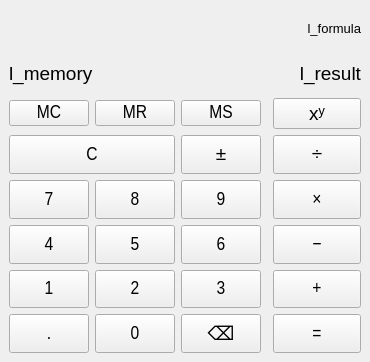
GitMenace67/cpp-calculator, file calculator/mainwindow.ui: the form before one commit.
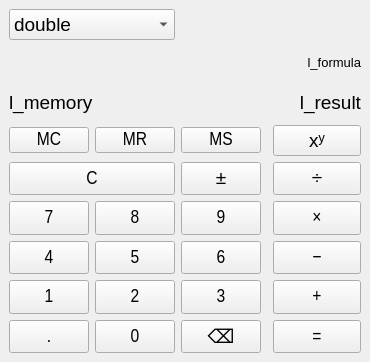
The form after the commit.

Commit message: Changed the operation logic, using lambda functions as callbacks, added controller .h and .cpp as well as enums.h, now supports different data types

```diff
--- a/calculator/mainwindow.ui
+++ b/calculator/mainwindow.ui
@@ -25,52 +25,37 @@
    <string>Калькулятор</string>
   </property>
   <widget class="QWidget" name="centralwidget">
-   <layout class="QGridLayout" name="gridLayout" rowstretch="0,0,0,0,0,0,0,0,0,0" columnstretch="0,2,2,2,0,3">
-    <item row="1" column="1" colspan="5">
-     <layout class="QHBoxLayout" name="horizontalLayout" stretch="0,1">
-      <item>
-       <widget class="QLabel" name="l_memory">
+   <layout class="QGridLayout" name="gridLayout" rowstretch="0,0,0,0,0,0,0,0,0,0,0" columnstretch="0,2,2,2,0,3">
+    <item row="9" column="1">
+     <widget class="QPushButton" name="tb_one">
         <property name="sizePolicy">
          <sizepolicy hsizetype="Preferred" vsizetype="Preferred">
           <horstretch>0</horstretch>
           <verstretch>0</verstretch>
          </sizepolicy>
         </property>
-        <property name="font">
-         <font>
-          <pointsize>14</pointsize>
-         </font>
-        </property>
-        <property name="text">
-         <string>l_memory</string>
-        </property>
-       </widget>
-      </item>
-      <item>
-       <widget class="QLabel" name="l_result">
-        <property name="sizePolicy">
-         <sizepolicy hsizetype="Preferred" vsizetype="Preferred">
-          <horstretch>0</horstretch>
-          <verstretch>0</verstretch>
-         </sizepolicy>
-        </property>
+      <property name="minimumSize">
+       <size>
+        <width>0</width>
+        <height>0</height>
+       </size>
+      </property>
         <property name="font">
          <font>
+        <family>Arial Narrow</family>
           <pointsize>14</pointsize>
          </font>
         </property>
         <property name="text">
-         <string>l_result</string>
-        </property>
-        <property name="alignment">
-         <set>Qt::AlignmentFlag::AlignRight|Qt::AlignmentFlag::AlignTrailing|Qt::AlignmentFlag::AlignVCenter</set>
+       <string>1</string>
+      </property>
+      <property name="shortcut">
+       <string>1</string>
         </property>
        </widget>
       </item>
-     </layout>
-    </item>
-    <item row="5" column="3">
-     <widget class="QPushButton" name="tb_nine">
+    <item row="5" column="1" colspan="2">
+     <widget class="QPushButton" name="tb_reset">
       <property name="sizePolicy">
        <sizepolicy hsizetype="Preferred" vsizetype="Preferred">
         <horstretch>0</horstretch>
@@ -90,227 +75,21 @@
        </font>
       </property>
       <property name="text">
-       <string>9</string>
+       <string>C</string>
       </property>
       <property name="shortcut">
        <string>9</string>
       </property>
      </widget>
     </item>
-    <item row="2" column="3">
-     <widget class="QPushButton" name="tb_ms">
-      <property name="minimumSize">
-       <size>
-        <width>0</width>
-        <height>0</height>
-       </size>
-      </property>
-      <property name="font">
-       <font>
-        <family>Arial Narrow</family>
-        <pointsize>14</pointsize>
-       </font>
-      </property>
-      <property name="text">
-       <string>MS</string>
-      </property>
-     </widget>
-    </item>
-    <item row="2" column="2">
-     <widget class="QPushButton" name="tn_mr">
-      <property name="minimumSize">
-       <size>
-        <width>0</width>
-        <height>0</height>
-       </size>
-      </property>
-      <property name="font">
-       <font>
-        <family>Arial Narrow</family>
-        <pointsize>14</pointsize>
-       </font>
-      </property>
-      <property name="text">
-       <string>MR</string>
-      </property>
-     </widget>
-    </item>
-    <item row="2" column="5">
+    <item row="3" column="5">
      <widget class="QPushButton" name="tb_power">
       <property name="text">
        <string>xʸ</string>
       </property>
      </widget>
     </item>
-    <item row="9" column="5">
-     <widget class="QPushButton" name="tb_equal">
-      <property name="sizePolicy">
-       <sizepolicy hsizetype="Preferred" vsizetype="Preferred">
-        <horstretch>0</horstretch>
-        <verstretch>0</verstretch>
-       </sizepolicy>
-      </property>
-      <property name="minimumSize">
-       <size>
-        <width>0</width>
-        <height>0</height>
-       </size>
-      </property>
-      <property name="font">
-       <font>
-        <family>Arial Narrow</family>
-        <pointsize>14</pointsize>
-       </font>
-      </property>
-      <property name="text">
-       <string>=</string>
-      </property>
-      <property name="shortcut">
-       <string>Enter</string>
-      </property>
-     </widget>
-    </item>
-    <item row="8" column="3">
-     <widget class="QPushButton" name="tb_three">
-      <property name="sizePolicy">
-       <sizepolicy hsizetype="Preferred" vsizetype="Preferred">
-        <horstretch>0</horstretch>
-        <verstretch>0</verstretch>
-       </sizepolicy>
-      </property>
-      <property name="minimumSize">
-       <size>
-        <width>0</width>
-        <height>0</height>
-       </size>
-      </property>
-      <property name="font">
-       <font>
-        <family>Arial Narrow</family>
-        <pointsize>14</pointsize>
-       </font>
-      </property>
-      <property name="text">
-       <string>3</string>
-      </property>
-      <property name="shortcut">
-       <string>3</string>
-      </property>
-     </widget>
-    </item>
-    <item row="9" column="3">
-     <widget class="QPushButton" name="tb_backspace">
-      <property name="sizePolicy">
-       <sizepolicy hsizetype="Preferred" vsizetype="Preferred">
-        <horstretch>0</horstretch>
-        <verstretch>0</verstretch>
-       </sizepolicy>
-      </property>
-      <property name="text">
-       <string>⌫</string>
-      </property>
-     </widget>
-    </item>
-    <item row="8" column="2">
-     <widget class="QPushButton" name="tb_two">
-      <property name="sizePolicy">
-       <sizepolicy hsizetype="Preferred" vsizetype="Preferred">
-        <horstretch>0</horstretch>
-        <verstretch>0</verstretch>
-       </sizepolicy>
-      </property>
-      <property name="minimumSize">
-       <size>
-        <width>0</width>
-        <height>0</height>
-       </size>
-      </property>
-      <property name="font">
-       <font>
-        <family>Arial Narrow</family>
-        <pointsize>14</pointsize>
-       </font>
-      </property>
-      <property name="text">
-       <string>2</string>
-      </property>
-      <property name="shortcut">
-       <string>2</string>
-      </property>
-     </widget>
-    </item>
-    <item row="5" column="1">
-     <widget class="QPushButton" name="tb_seven">
-      <property name="sizePolicy">
-       <sizepolicy hsizetype="Preferred" vsizetype="Preferred">
-        <horstretch>0</horstretch>
-        <verstretch>0</verstretch>
-       </sizepolicy>
-      </property>
-      <property name="minimumSize">
-       <size>
-        <width>0</width>
-        <height>0</height>
-       </size>
-      </property>
-      <property name="font">
-       <font>
-        <family>Arial Narrow</family>
-        <pointsize>14</pointsize>
-       </font>
-      </property>
-      <property name="text">
-       <string>7</string>
-      </property>
-      <property name="shortcut">
-       <string>7</string>
-      </property>
-     </widget>
-    </item>
-    <item row="0" column="1" colspan="5">
-     <widget class="QLabel" name="l_formula">
-      <property name="font">
-       <font>
-        <pointsize>10</pointsize>
-       </font>
-      </property>
-      <property name="text">
-       <string>l_formula</string>
-      </property>
-      <property name="alignment">
-       <set>Qt::AlignmentFlag::AlignRight|Qt::AlignmentFlag::AlignTrailing|Qt::AlignmentFlag::AlignVCenter</set>
-      </property>
-     </widget>
-    </item>
-    <item row="5" column="2">
-     <widget class="QPushButton" name="tb_eight">
-      <property name="sizePolicy">
-       <sizepolicy hsizetype="Preferred" vsizetype="Preferred">
-        <horstretch>0</horstretch>
-        <verstretch>0</verstretch>
-       </sizepolicy>
-      </property>
-      <property name="minimumSize">
-       <size>
-        <width>0</width>
-        <height>0</height>
-       </size>
-      </property>
-      <property name="font">
-       <font>
-        <family>Arial Narrow</family>
-        <pointsize>14</pointsize>
-       </font>
-      </property>
-      <property name="text">
-       <string>8</string>
-      </property>
-      <property name="shortcut">
-       <string>8</string>
-      </property>
-     </widget>
-    </item>
-    <item row="6" column="5">
+    <item row="7" column="5">
      <widget class="QPushButton" name="tb_substract">
       <property name="sizePolicy">
        <sizepolicy hsizetype="Preferred" vsizetype="Preferred">
@@ -338,7 +117,197 @@
       </property>
      </widget>
     </item>
+    <item row="9" column="5">
+     <widget class="QPushButton" name="tb_add">
+      <property name="sizePolicy">
+       <sizepolicy hsizetype="Preferred" vsizetype="Preferred">
+        <horstretch>0</horstretch>
+        <verstretch>0</verstretch>
+       </sizepolicy>
+      </property>
+      <property name="minimumSize">
+       <size>
+        <width>0</width>
+        <height>0</height>
+       </size>
+      </property>
+      <property name="font">
+       <font>
+        <family>Arial Narrow</family>
+        <pointsize>14</pointsize>
+       </font>
+      </property>
+      <property name="text">
+       <string>+</string>
+      </property>
+      <property name="shortcut">
+       <string>+</string>
+      </property>
+     </widget>
+    </item>
+    <item row="10" column="2">
+     <widget class="QPushButton" name="tb_zero">
+      <property name="sizePolicy">
+       <sizepolicy hsizetype="Preferred" vsizetype="Preferred">
+        <horstretch>0</horstretch>
+        <verstretch>0</verstretch>
+       </sizepolicy>
+      </property>
+      <property name="minimumSize">
+       <size>
+        <width>0</width>
+        <height>0</height>
+       </size>
+      </property>
+      <property name="font">
+       <font>
+        <family>Arial Narrow</family>
+        <pointsize>14</pointsize>
+       </font>
+      </property>
+      <property name="text">
+       <string>0</string>
+      </property>
+     </widget>
+    </item>
+    <item row="7" column="2">
+     <widget class="QPushButton" name="tb_five">
+      <property name="sizePolicy">
+       <sizepolicy hsizetype="Preferred" vsizetype="Preferred">
+        <horstretch>0</horstretch>
+        <verstretch>0</verstretch>
+       </sizepolicy>
+      </property>
+      <property name="minimumSize">
+       <size>
+        <width>0</width>
+        <height>0</height>
+       </size>
+      </property>
+      <property name="font">
+       <font>
+        <family>Arial Narrow</family>
+        <pointsize>14</pointsize>
+       </font>
+      </property>
+      <property name="text">
+       <string>5</string>
+      </property>
+      <property name="shortcut">
+       <string>5</string>
+      </property>
+     </widget>
+    </item>
+    <item row="5" column="3">
+     <widget class="QPushButton" name="tb_negate">
+      <property name="sizePolicy">
+       <sizepolicy hsizetype="Preferred" vsizetype="Preferred">
+        <horstretch>0</horstretch>
+        <verstretch>0</verstretch>
+       </sizepolicy>
+      </property>
+      <property name="minimumSize">
+       <size>
+        <width>0</width>
+        <height>0</height>
+       </size>
+      </property>
+      <property name="font">
+       <font>
+        <family>Arial Narrow</family>
+        <pointsize>14</pointsize>
+       </font>
+      </property>
+      <property name="text">
+       <string>±</string>
+      </property>
+     </widget>
+    </item>
+    <item row="7" column="1">
+     <widget class="QPushButton" name="tb_four">
+      <property name="sizePolicy">
+       <sizepolicy hsizetype="Preferred" vsizetype="Preferred">
+        <horstretch>0</horstretch>
+        <verstretch>0</verstretch>
+       </sizepolicy>
+      </property>
+      <property name="minimumSize">
+       <size>
+        <width>0</width>
+        <height>0</height>
+       </size>
+      </property>
+      <property name="font">
+       <font>
+        <family>Arial Narrow</family>
+        <pointsize>14</pointsize>
+       </font>
+      </property>
+      <property name="text">
+       <string>4</string>
+      </property>
+      <property name="shortcut">
+       <string>4</string>
+      </property>
+     </widget>
+    </item>
+    <item row="6" column="5">
+     <widget class="QPushButton" name="tb_multiplicate">
+      <property name="sizePolicy">
+       <sizepolicy hsizetype="Expanding" vsizetype="Preferred">
+        <horstretch>0</horstretch>
+        <verstretch>0</verstretch>
+       </sizepolicy>
+      </property>
+      <property name="minimumSize">
+       <size>
+        <width>0</width>
+        <height>0</height>
+       </size>
+      </property>
+      <property name="font">
+       <font>
+        <family>Arial Narrow</family>
+        <pointsize>14</pointsize>
+       </font>
+      </property>
+      <property name="text">
+       <string>×</string>
+      </property>
+      <property name="shortcut">
+       <string>*</string>
+      </property>
+     </widget>
+    </item>
     <item row="6" column="3">
+     <widget class="QPushButton" name="tb_nine">
+      <property name="sizePolicy">
+       <sizepolicy hsizetype="Preferred" vsizetype="Preferred">
+        <horstretch>0</horstretch>
+        <verstretch>0</verstretch>
+       </sizepolicy>
+      </property>
+      <property name="minimumSize">
+       <size>
+        <width>0</width>
+        <height>0</height>
+       </size>
+      </property>
+      <property name="font">
+       <font>
+        <family>Arial Narrow</family>
+        <pointsize>14</pointsize>
+       </font>
+      </property>
+      <property name="text">
+       <string>9</string>
+      </property>
+      <property name="shortcut">
+       <string>9</string>
+      </property>
+     </widget>
+    </item>
+    <item row="7" column="3">
      <widget class="QPushButton" name="tb_six">
       <property name="sizePolicy">
        <sizepolicy hsizetype="Preferred" vsizetype="Preferred">
@@ -366,8 +335,74 @@
       </property>
      </widget>
     </item>
+    <item row="10" column="3">
+     <widget class="QPushButton" name="tb_backspace">
+      <property name="sizePolicy">
+       <sizepolicy hsizetype="Preferred" vsizetype="Preferred">
+        <horstretch>0</horstretch>
+        <verstretch>0</verstretch>
+       </sizepolicy>
+      </property>
+      <property name="text">
+       <string>⌫</string>
+      </property>
+     </widget>
+    </item>
+    <item row="9" column="3">
+     <widget class="QPushButton" name="tb_three">
+      <property name="sizePolicy">
+       <sizepolicy hsizetype="Preferred" vsizetype="Preferred">
+        <horstretch>0</horstretch>
+        <verstretch>0</verstretch>
+       </sizepolicy>
+      </property>
+      <property name="minimumSize">
+       <size>
+        <width>0</width>
+        <height>0</height>
+       </size>
+      </property>
+      <property name="font">
+       <font>
+        <family>Arial Narrow</family>
+        <pointsize>14</pointsize>
+       </font>
+      </property>
+      <property name="text">
+       <string>3</string>
+      </property>
+      <property name="shortcut">
+       <string>3</string>
+      </property>
+     </widget>
+    </item>
+    <item row="10" column="1">
+     <widget class="QPushButton" name="tb_extra">
+      <property name="sizePolicy">
+       <sizepolicy hsizetype="Preferred" vsizetype="Preferred">
+        <horstretch>0</horstretch>
+        <verstretch>0</verstretch>
+       </sizepolicy>
+      </property>
+      <property name="minimumSize">
+       <size>
+        <width>0</width>
+        <height>0</height>
+       </size>
+      </property>
+      <property name="font">
+       <font>
+        <family>Arial Narrow</family>
+        <pointsize>14</pointsize>
+       </font>
+      </property>
+      <property name="text">
+       <string>.</string>
+      </property>
+     </widget>
+    </item>
     <item row="6" column="1">
-     <widget class="QPushButton" name="tb_four">
+     <widget class="QPushButton" name="tb_seven">
       <property name="sizePolicy">
        <sizepolicy hsizetype="Preferred" vsizetype="Preferred">
         <horstretch>0</horstretch>
@@ -387,14 +422,14 @@
        </font>
       </property>
       <property name="text">
-       <string>4</string>
+       <string>7</string>
       </property>
       <property name="shortcut">
        <string>4</string>
       </property>
      </widget>
     </item>
-    <item row="4" column="5">
+    <item row="5" column="5">
      <widget class="QPushButton" name="tb_divide">
       <property name="sizePolicy">
        <sizepolicy hsizetype="Preferred" vsizetype="Preferred">
@@ -422,8 +457,8 @@
       </property>
      </widget>
     </item>
-    <item row="8" column="1">
-     <widget class="QPushButton" name="tb_one">
+    <item row="9" column="2">
+     <widget class="QPushButton" name="tb_two">
       <property name="sizePolicy">
        <sizepolicy hsizetype="Preferred" vsizetype="Preferred">
         <horstretch>0</horstretch>
@@ -443,15 +478,34 @@
        </font>
       </property>
       <property name="text">
-       <string>1</string>
+       <string>2</string>
       </property>
       <property name="shortcut">
-       <string>1</string>
+       <string>2</string>
+      </property>
+     </widget>
+    </item>
+    <item row="3" column="3">
+     <widget class="QPushButton" name="tb_ms">
+      <property name="minimumSize">
+       <size>
+        <width>0</width>
+        <height>0</height>
+       </size>
+      </property>
+      <property name="font">
+       <font>
+        <family>Arial Narrow</family>
+        <pointsize>14</pointsize>
+       </font>
+      </property>
+      <property name="text">
+       <string>MS</string>
       </property>
      </widget>
     </item>
     <item row="6" column="2">
-     <widget class="QPushButton" name="tb_five">
+     <widget class="QPushButton" name="tb_eight">
       <property name="sizePolicy">
        <sizepolicy hsizetype="Preferred" vsizetype="Preferred">
         <horstretch>0</horstretch>
@@ -471,21 +525,64 @@
        </font>
       </property>
       <property name="text">
-       <string>5</string>
+       <string>8</string>
       </property>
       <property name="shortcut">
        <string>5</string>
       </property>
      </widget>
     </item>
-    <item row="4" column="1" colspan="2">
-     <widget class="QPushButton" name="tb_reset">
+    <item row="2" column="1" colspan="5">
+     <layout class="QHBoxLayout" name="horizontalLayout" stretch="0,1">
+      <item>
+       <widget class="QLabel" name="l_memory">
       <property name="sizePolicy">
        <sizepolicy hsizetype="Preferred" vsizetype="Preferred">
         <horstretch>0</horstretch>
         <verstretch>0</verstretch>
        </sizepolicy>
       </property>
+        <property name="font">
+         <font>
+          <pointsize>14</pointsize>
+         </font>
+        </property>
+        <property name="text">
+         <string>l_memory</string>
+        </property>
+       </widget>
+      </item>
+      <item>
+       <widget class="QLabel" name="l_result">
+        <property name="sizePolicy">
+         <sizepolicy hsizetype="Preferred" vsizetype="Preferred">
+          <horstretch>0</horstretch>
+          <verstretch>0</verstretch>
+         </sizepolicy>
+        </property>
+        <property name="font">
+         <font>
+          <pointsize>14</pointsize>
+         </font>
+        </property>
+        <property name="text">
+         <string>l_result</string>
+        </property>
+        <property name="alignment">
+         <set>Qt::AlignmentFlag::AlignRight|Qt::AlignmentFlag::AlignTrailing|Qt::AlignmentFlag::AlignVCenter</set>
+        </property>
+       </widget>
+      </item>
+     </layout>
+    </item>
+    <item row="10" column="5">
+     <widget class="QPushButton" name="tb_equal">
+      <property name="sizePolicy">
+       <sizepolicy hsizetype="Preferred" vsizetype="Preferred">
+        <horstretch>0</horstretch>
+        <verstretch>0</verstretch>
+       </sizepolicy>
+      </property>
       <property name="minimumSize">
        <size>
         <width>0</width>
@@ -499,14 +596,14 @@
        </font>
       </property>
       <property name="text">
-       <string>C</string>
+       <string>=</string>
       </property>
       <property name="shortcut">
        <string>Esc</string>
       </property>
      </widget>
     </item>
-    <item row="2" column="1">
+    <item row="3" column="1">
      <widget class="QPushButton" name="tb_mc">
       <property name="minimumSize">
        <size>
@@ -525,14 +622,8 @@
       </property>
      </widget>
     </item>
-    <item row="8" column="5">
-     <widget class="QPushButton" name="tb_add">
-      <property name="sizePolicy">
-       <sizepolicy hsizetype="Preferred" vsizetype="Preferred">
-        <horstretch>0</horstretch>
-        <verstretch>0</verstretch>
-       </sizepolicy>
-      </property>
+    <item row="3" column="2">
+     <widget class="QPushButton" name="tn_mr">
       <property name="minimumSize">
        <size>
         <width>0</width>
@@ -546,114 +637,65 @@
        </font>
       </property>
       <property name="text">
-       <string>+</string>
+       <string>MR</string>
       </property>
       <property name="shortcut">
        <string>+</string>
       </property>
      </widget>
     </item>
-    <item row="5" column="5">
-     <widget class="QPushButton" name="tb_multiplicate">
-      <property name="sizePolicy">
-       <sizepolicy hsizetype="Expanding" vsizetype="Preferred">
-        <horstretch>0</horstretch>
-        <verstretch>0</verstretch>
-       </sizepolicy>
-      </property>
-      <property name="minimumSize">
-       <size>
-        <width>0</width>
-        <height>0</height>
-       </size>
-      </property>
+    <item row="1" column="1" colspan="5">
+     <widget class="QLabel" name="l_formula">
       <property name="font">
        <font>
-        <family>Arial Narrow</family>
-        <pointsize>14</pointsize>
+        <pointsize>10</pointsize>
        </font>
       </property>
       <property name="text">
-       <string>×</string>
+       <string>l_formula</string>
       </property>
-      <property name="shortcut">
-       <string>*</string>
+      <property name="alignment">
+       <set>Qt::AlignmentFlag::AlignRight|Qt::AlignmentFlag::AlignTrailing|Qt::AlignmentFlag::AlignVCenter</set>
       </property>
      </widget>
     </item>
-    <item row="4" column="3">
-     <widget class="QPushButton" name="tb_negate">
-      <property name="sizePolicy">
-       <sizepolicy hsizetype="Preferred" vsizetype="Preferred">
-        <horstretch>0</horstretch>
-        <verstretch>0</verstretch>
-       </sizepolicy>
-      </property>
-      <property name="minimumSize">
-       <size>
-        <width>0</width>
-        <height>0</height>
-       </size>
-      </property>
-      <property name="font">
-       <font>
-        <family>Arial Narrow</family>
-        <pointsize>14</pointsize>
-       </font>
-      </property>
+    <item row="0" column="1" colspan="2">
+     <widget class="QComboBox" name="cmb_controller">
+      <item>
+       <property name="text">
+        <string>double</string>
+       </property>
+      </item>
+      <item>
+       <property name="text">
+        <string>float</string>
+       </property>
+      </item>
+      <item>
       <property name="text">
-       <string>±</string>
-      </property>
-     </widget>
-    </item>
-    <item row="9" column="1">
-     <widget class="QPushButton" name="tb_comma">
-      <property name="sizePolicy">
-       <sizepolicy hsizetype="Preferred" vsizetype="Preferred">
-        <horstretch>0</horstretch>
-        <verstretch>0</verstretch>
-       </sizepolicy>
-      </property>
-      <property name="minimumSize">
-       <size>
-        <width>0</width>
-        <height>0</height>
-       </size>
-      </property>
-      <property name="font">
-       <font>
-        <family>Arial Narrow</family>
-        <pointsize>14</pointsize>
-       </font>
-      </property>
+        <string>uint8_t</string>
+       </property>
+      </item>
+      <item>
+       <property name="text">
+        <string>int</string>
+       </property>
+      </item>
+      <item>
       <property name="text">
-       <string>.</string>
-      </property>
-     </widget>
-    </item>
-    <item row="9" column="2">
-     <widget class="QPushButton" name="tb_zero">
-      <property name="sizePolicy">
-       <sizepolicy hsizetype="Preferred" vsizetype="Preferred">
-        <horstretch>0</horstretch>
-        <verstretch>0</verstretch>
-       </sizepolicy>
-      </property>
-      <property name="minimumSize">
-       <size>
-        <width>0</width>
-        <height>0</height>
-       </size>
-      </property>
-      <property name="font">
-       <font>
-        <family>Arial Narrow</family>
-        <pointsize>14</pointsize>
-       </font>
-      </property>
+        <string>int64_t</string>
+       </property>
+      </item>
+      <item>
+       <property name="text">
+        <string>size_t</string>
+       </property>
+      </item>
+      <item>
       <property name="text">
-       <string>0</string>
-      </property>
+        <string>Rational</string>
+       </property>
+      </item>
      </widget>
     </item>
    </layout>
```
Left out of the diff: 11 changed lines with no effect on the pictures. Lines whose indentation alone changed are shown as unchanged. The commit also changes 25 other files.
